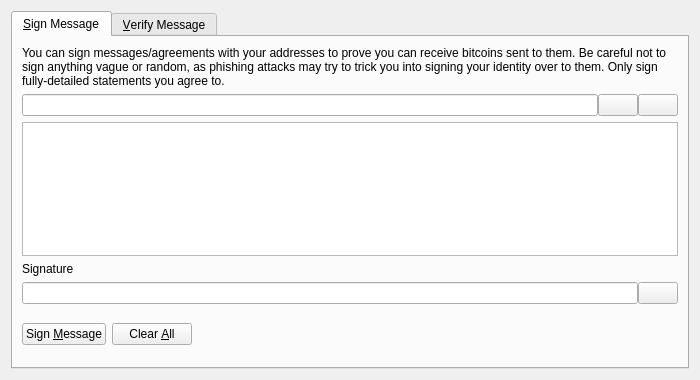
Old version of the form src/qt/forms/signverifymessagedialog.ui in the repository Tau-Coin/tautcoin.
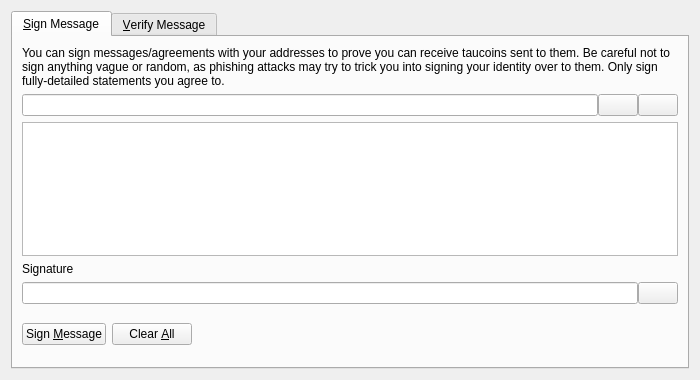
New version of the form. Icons and pictures are not drawn. Custom widgets are drawn as their Qt base class.

Commit message: paser taucoin payment request from URI or file

Diff of the .ui file:
```diff
--- a/src/qt/forms/signverifymessagedialog.ui
+++ b/src/qt/forms/signverifymessagedialog.ui
@@ -30,7 +30,7 @@
        <item>
         <widget class="QLabel" name="infoLabel_SM">
          <property name="text">
-          <string>You can sign messages/agreements with your addresses to prove you can receive bitcoins sent to them. Be careful not to sign anything vague or random, as phishing attacks may try to trick you into signing your identity over to them. Only sign fully-detailed statements you agree to.</string>
+          <string>You can sign messages/agreements with your addresses to prove you can receive taucoins sent to them. Be careful not to sign anything vague or random, as phishing attacks may try to trick you into signing your identity over to them. Only sign fully-detailed statements you agree to.</string>
          </property>
          <property name="textFormat">
           <enum>Qt::PlainText</enum>
```
Left out of the diff: 8 changed lines with no effect on the pictures. The commit also changes 16 other files.
